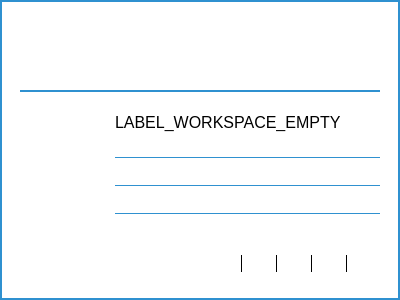
The window that parsec/core/gui/forms/workspace_button.ui (Scille/parsec-cloud) describes before a commit, drawn with Qt 5.
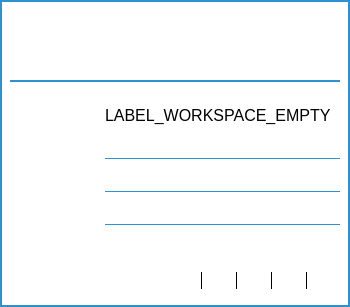
The same window after the commit. Icons and pictures are not drawn. Custom widgets are drawn as their Qt base class.

Commit message: [GUI] Add a workspace filtering edit and resized workspace display

The edit to the form file:
```diff
--- a/parsec/core/gui/forms/workspace_button.ui
+++ b/parsec/core/gui/forms/workspace_button.ui
@@ -6,20 +6,20 @@
    <rect>
     <x>0</x>
     <y>0</y>
-    <width>400</width>
-    <height>300</height>
+    <width>350</width>
+    <height>307</height>
    </rect>
   </property>
   <property name="minimumSize">
    <size>
-    <width>300</width>
-    <height>300</height>
+    <width>350</width>
+    <height>307</height>
    </size>
   </property>
   <property name="maximumSize">
    <size>
-    <width>400</width>
-    <height>327</height>
+    <width>350</width>
+    <height>307</height>
    </size>
   </property>
   <property name="font">
@@ -84,16 +84,16 @@
        <number>10</number>
       </property>
       <property name="leftMargin">
-       <number>20</number>
+       <number>10</number>
       </property>
       <property name="topMargin">
-       <number>20</number>
+       <number>10</number>
       </property>
       <property name="rightMargin">
-       <number>20</number>
+       <number>10</number>
       </property>
       <property name="bottomMargin">
-       <number>20</number>
+       <number>10</number>
       </property>
       <item>
        <layout class="QHBoxLayout" name="horizontalLayout_3">
```
The commit also changes 6 other files.
